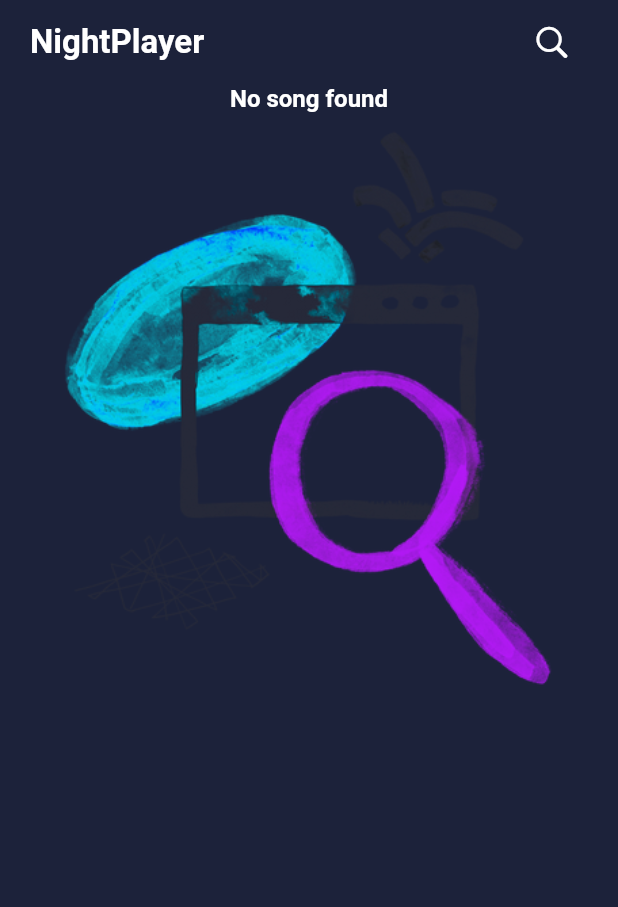
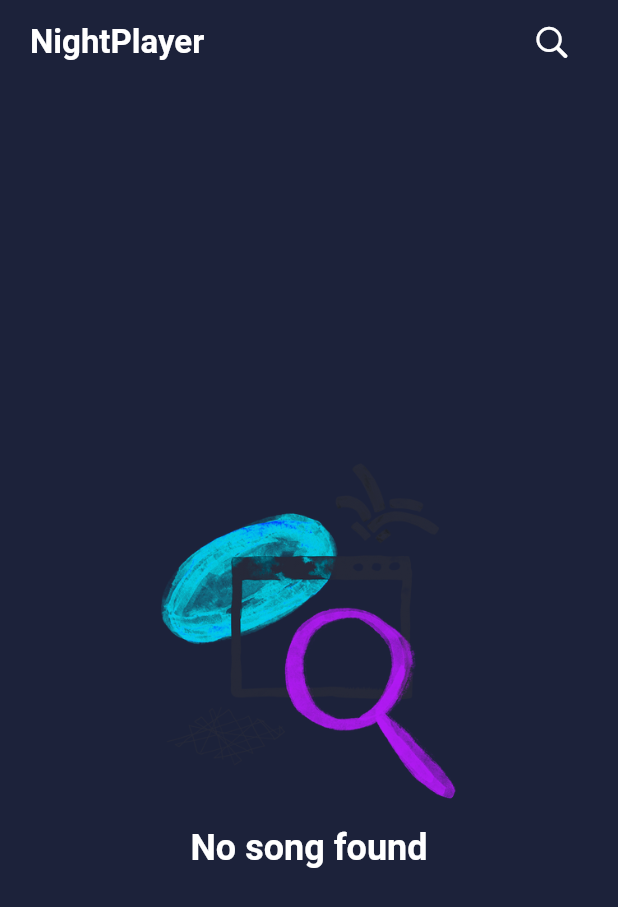
Before and after one commit to mahdinaghikhanii/Nightplayer, a Flutter app: the screen it shows after launch, on a phone screen of 412 x 824 dp. Shown: the top 907 px of the screen. Run offline on Flutter 3.47's test engine with Material 2 defaults, Android fonts, the phone set to English and light mode, and no system bars; our stand-ins replace awesome_notifications, dot_navigation_bar, flutter_bloc, flutter_hex_color, on_audio_query, shared_preferences.

Commit message:
change style not found

```diff
--- a/lib/module/widgets.dart
+++ b/lib/module/widgets.dart
@@ -193,12 +193,16 @@ class MNotFound extends StatelessWidget {
   Widget build(BuildContext context) {
     return Center(
         child: Column(
+      mainAxisAlignment: MainAxisAlignment.center,
       children: [
+        Image.asset(
+          'assets/img/notfound.png',
+          width: 250,
+        ),
         Text(
           'No song found',
-          style: context.textTheme.subtitle1,
+          style: context.textTheme.subtitle1!.copyWith(fontSize: 24),
         ),
-        Image.asset('assets/img/notfound.png')
       ],
     ));
   }
```
Also changed, not shown: lib/bloc/btnnavigation_bloc/btmnavigation_cubit.dart (added, +7 -0 lines), lib/bloc/btnnavigation_bloc/btmnavigation_state.dart (+12 -0 lines), lib/bloc/btnnavigation_bloc/btnnavigation_cubit.dart (deleted).
